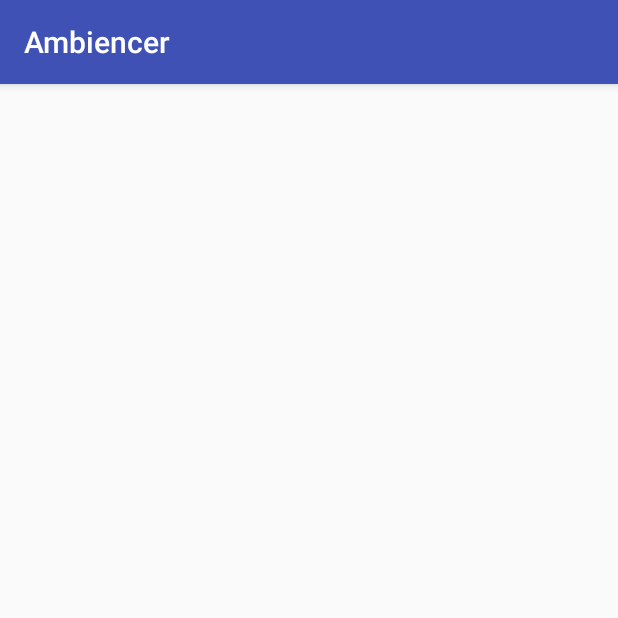
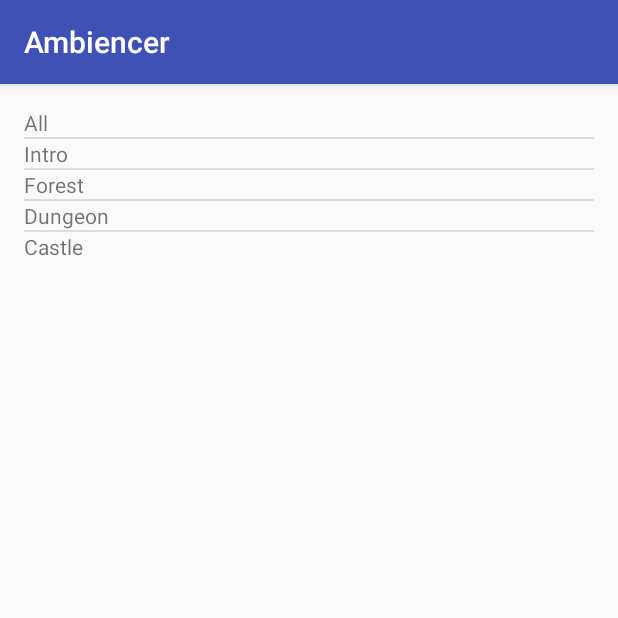
Before and after one commit to bestknighter/Ambiencer, an Android app: the screen it shows after launch (Scenes), on a phone screen of 412 x 824 dp, the top half of it. Run offline under Robolectric (Android 15) with nearby library versions, the phone set to English and light mode, and no system bars.

Commit message:
Comecei a criar para aprender

```diff
--- a/Android-Dev/Ambiencer/app/src/main/java/com/gbotelhob/ambiencer/Scenes.java
+++ b/Android-Dev/Ambiencer/app/src/main/java/com/gbotelhob/ambiencer/Scenes.java
@@ -1,13 +1,22 @@
 package com.gbotelhob.ambiencer;
 
+import android.content.Context;
 import android.support.v7.app.AppCompatActivity;
 import android.os.Bundle;
+import android.widget.ArrayAdapter;
+import android.widget.ListView;
 
 public class Scenes extends AppCompatActivity {
+
+    String[] fakeScenes = {"All", "Intro", "Forest", "Dungeon", "Castle"};
 
     @Override
     protected void onCreate(Bundle savedInstanceState) {
         super.onCreate(savedInstanceState);
         setContentView(R.layout.activity_scenes);
+        ArrayAdapter<String> adapter = new ArrayAdapter<String>(this, R.layout.list_item_scene, fakeScenes);
+        ListView lv = (ListView)findViewById(R.id.listview_scenes);
+        lv.setAdapter(adapter);
+
     }
 }
--- a/Android-Dev/Ambiencer/app/src/main/res/layout/activity_scenes.xml
+++ b/Android-Dev/Ambiencer/app/src/main/res/layout/activity_scenes.xml
@@ -1,6 +1,6 @@
 <?xml version="1.0" encoding="utf-8"?>
 
-<RelativeLayout xmlns:android="http://schemas.android.com/apk/res/android"
+<FrameLayout xmlns:android="http://schemas.android.com/apk/res/android"
     xmlns:tools="http://schemas.android.com/tools"
     android:layout_width="fill_parent"
     android:layout_height="fill_parent"
@@ -10,4 +10,8 @@
     android:paddingTop="@dimen/activity_vertical_margin"
     tools:context="com.gbotelhob.ambiencer.Scenes">
 
-</RelativeLayout>
+    <ListView
+        android:layout_width="fill_parent"
+        android:layout_height="wrap_content"
+        android:id="@+id/listview_scenes" />
+</FrameLayout>
--- /dev/null
+++ b/Android-Dev/Ambiencer/app/src/main/res/layout/list_item_scene.xml
@@ -0,0 +1,6 @@
+<?xml version="1.0" encoding="utf-8"?>
+<TextView xmlns:android="http://schemas.android.com/apk/res/android"
+    android:layout_width="match_parent" android:layout_height="match_parent"
+    android:id="@+id/list_item_scene_textview">
+
+</TextView>
```
